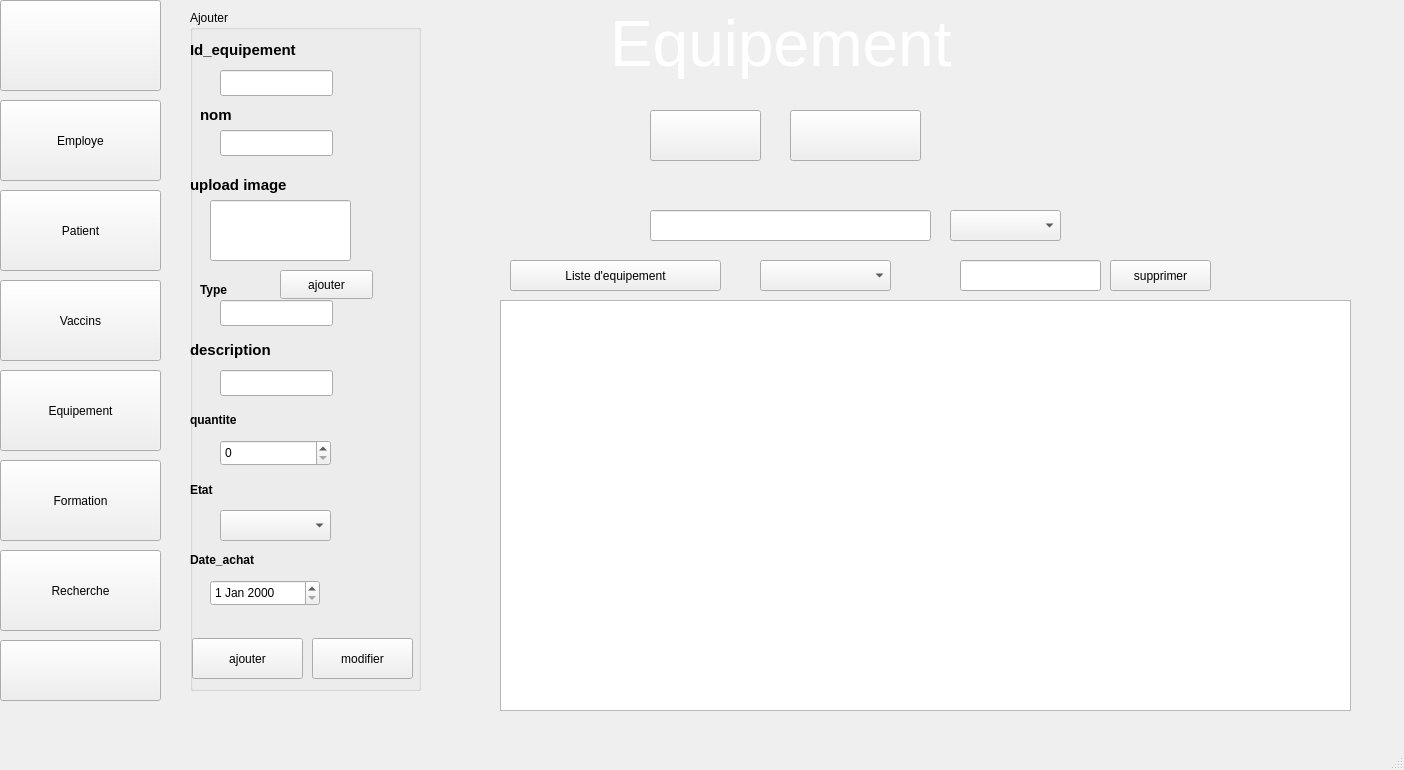
First picture: the form in mainwindow.ui, repository Sahar231/projetcpp, before the edit.
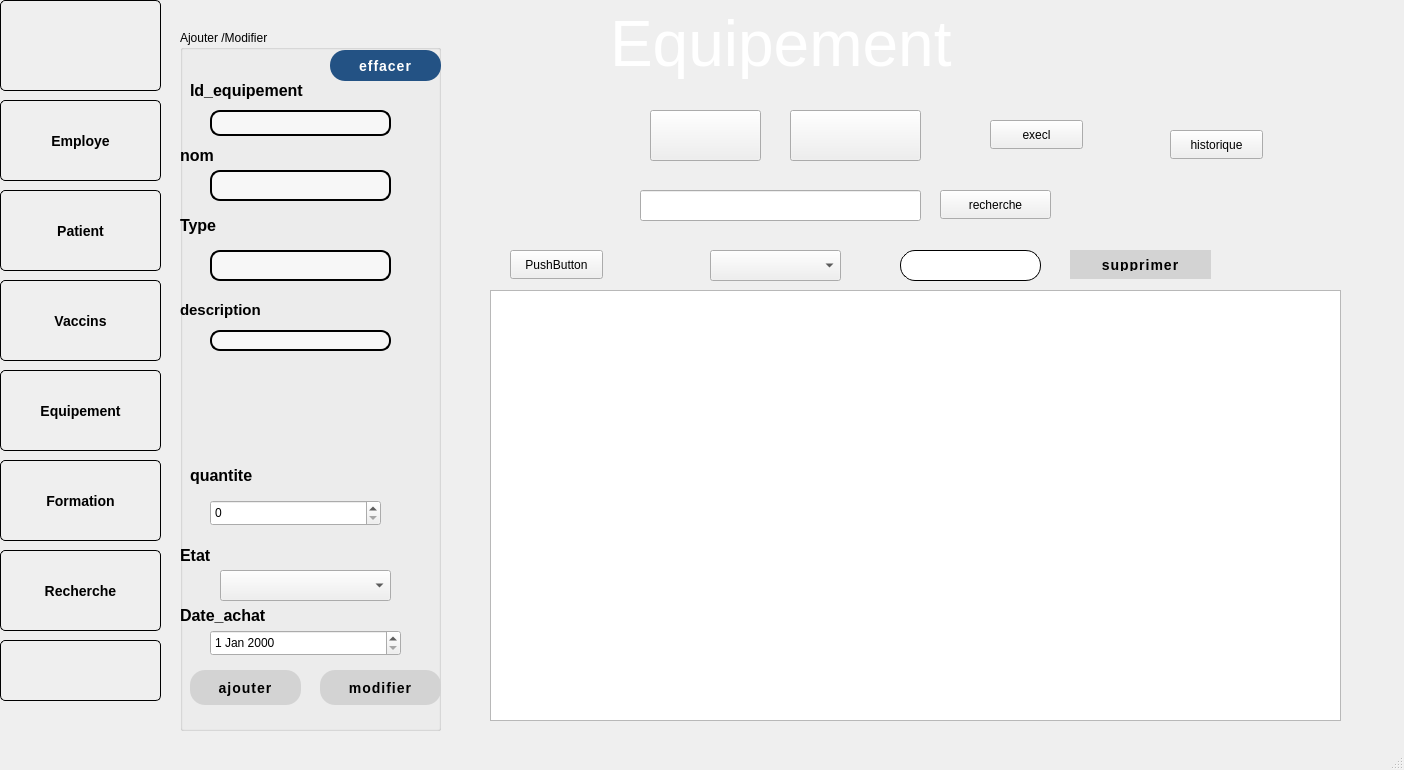
Second picture: the form after the edit. Icons and pictures are not drawn.

```diff
--- a/mainwindow.ui
+++ b/mainwindow.ui
@@ -10,6 +10,12 @@
     <height>770</height>
    </rect>
   </property>
+  <property name="minimumSize">
+   <size>
+    <width>1404</width>
+    <height>0</height>
+   </size>
+  </property>
   <property name="cursor">
    <cursorShape>ArrowCursor</cursorShape>
   </property>
@@ -23,21 +29,24 @@
    <widget class="QGroupBox" name="groupBox">
     <property name="geometry">
      <rect>
-      <x>190</x>
-      <y>10</y>
-      <width>231</width>
-      <height>681</height>
+      <x>180</x>
+      <y>30</y>
+      <width>261</width>
+      <height>701</height>
      </rect>
     </property>
+    <property name="styleSheet">
+     <string notr="true"/>
+    </property>
     <property name="title">
-     <string>Ajouter </string>
+     <string>Ajouter /Modifier </string>
     </property>
     <widget class="QLineEdit" name="lineEdit">
      <property name="geometry">
       <rect>
        <x>30</x>
-       <y>60</y>
-       <width>113</width>
+       <y>80</y>
+       <width>181</width>
        <height>26</height>
       </rect>
      </property>
@@ -47,13 +56,32 @@
        <height>0</height>
       </size>
      </property>
+     <property name="styleSheet">
+      <string notr="true">QLineEdit {
+    background-color: rgba(255, 255, 255, 150); /* Semi-transparent white */
+    border: 1.5px solid black; /* Black border */
+    border-radius: 10px;
+    color: black; /* Default text color */
+}
+
+QLineEdit:hover {
+    background-color: rgba(255, 255, 255, 180); /* Slightly less transparent on hover */
+    border: 2px solid black; /* Keep border black */
+    border-radius: 10px;
+}
+
+</string>
+     </property>
+     <property name="text">
+      <string/>
+     </property>
     </widget>
     <widget class="QLabel" name="label">
      <property name="geometry">
       <rect>
-       <x>0</x>
-       <y>20</y>
-       <width>141</width>
+       <x>10</x>
+       <y>40</y>
+       <width>181</width>
        <height>41</height>
       </rect>
      </property>
@@ -61,16 +89,16 @@
       <string notr="true">font: italic 9pt &quot;Comic Sans MS&quot;;</string>
      </property>
      <property name="text">
-      <string>&lt;html&gt;&lt;head/&gt;&lt;body&gt;&lt;p&gt;&lt;span style=&quot; font-size:11pt; font-weight:700;&quot;&gt;Id_equipement&lt;/span&gt;&lt;/p&gt;&lt;/body&gt;&lt;/html&gt;</string>
+      <string>&lt;html&gt;&lt;head/&gt;&lt;body&gt;&lt;p&gt;&lt;span style=&quot; font-size:12pt; font-weight:700;&quot;&gt;Id_equipement&lt;/span&gt;&lt;/p&gt;&lt;/body&gt;&lt;/html&gt;</string>
      </property>
     </widget>
     <widget class="QLineEdit" name="lineEdit_2">
      <property name="geometry">
       <rect>
        <x>30</x>
-       <y>120</y>
-       <width>113</width>
-       <height>26</height>
+       <y>140</y>
+       <width>181</width>
+       <height>31</height>
       </rect>
      </property>
      <property name="minimumSize">
@@ -79,6 +107,25 @@
        <height>0</height>
       </size>
      </property>
+     <property name="styleSheet">
+      <string notr="true">QLineEdit {
+    background-color: rgba(255, 255, 255, 150); /* Semi-transparent white */
+    border: 2px solid black; /* Black border */
+    border-radius: 10px;
+    color: black; /* Default text color */
+}
+
+QLineEdit:hover {
+    background-color: rgba(255, 255, 255, 180); /* Slightly less transparent on hover */
+    border: 2px solid black; /* Keep border black */
+    border-radius: 10px;
+}
+
+</string>
+     </property>
+     <property name="text">
+      <string/>
+     </property>
     </widget>
     <widget class="QLabel" name="label_7">
      <property name="geometry">
@@ -97,9 +144,9 @@
      <property name="geometry">
       <rect>
        <x>30</x>
-       <y>290</y>
-       <width>113</width>
-       <height>26</height>
+       <y>220</y>
+       <width>181</width>
+       <height>31</height>
       </rect>
      </property>
      <property name="minimumSize">
@@ -108,14 +155,30 @@
        <height>0</height>
       </size>
      </property>
+     <property name="styleSheet">
+      <string notr="true">QLineEdit {
+    background-color: rgba(255, 255, 255, 150); /* Semi-transparent white */
+    border: 2px solid black; /* Black border */
+    border-radius: 10px;
+    color: black; /* Default text color */
+}
+
+QLineEdit:hover {
+    background-color: rgba(255, 255, 255, 180); /* Slightly less transparent on hover */
+    border: 2px solid black; /* Keep border black */
+    border-radius: 10px;
+}
+
+</string>
+     </property>
     </widget>
     <widget class="QLineEdit" name="lineEdit_5">
      <property name="geometry">
       <rect>
        <x>30</x>
-       <y>360</y>
-       <width>113</width>
-       <height>26</height>
+       <y>300</y>
+       <width>181</width>
+       <height>21</height>
       </rect>
      </property>
      <property name="minimumSize">
@@ -124,13 +187,29 @@
        <height>0</height>
       </size>
      </property>
+     <property name="styleSheet">
+      <string notr="true">QLineEdit {
+    background-color: rgba(255, 255, 255, 150); /* Semi-transparent white */
+    border: 2px solid black; /* Black border */
+    border-radius: 10px;
+    color: black; /* Default text color */
+}
+
+QLineEdit:hover {
+    background-color: rgba(255, 255, 255, 180); /* Slightly less transparent on hover */
+    border: 2px solid black; /* Keep border black */
+    border-radius: 10px;
+}
+
+</string>
+     </property>
     </widget>
     <widget class="QComboBox" name="comboBox">
      <property name="geometry">
       <rect>
-       <x>30</x>
-       <y>500</y>
-       <width>111</width>
+       <x>40</x>
+       <y>540</y>
+       <width>171</width>
        <height>31</height>
       </rect>
      </property>
@@ -140,14 +219,17 @@
        <height>0</height>
       </size>
      </property>
+     <property name="styleSheet">
+      <string notr="true"/>
+     </property>
     </widget>
     <widget class="QPushButton" name="pushButton_4">
      <property name="geometry">
       <rect>
-       <x>2</x>
-       <y>628</y>
+       <x>10</x>
+       <y>640</y>
        <width>111</width>
-       <height>41</height>
+       <height>35</height>
       </rect>
      </property>
      <property name="minimumSize">
@@ -156,6 +238,34 @@
        <height>0</height>
       </size>
      </property>
+     <property name="styleSheet">
+      <string notr="true">QPushButton {
+    background-color: #D3D3D3;  /* Gris moyen élégant */
+    color: black;
+    border: none;
+    border-radius: 15px;
+    padding: 8px 16px;
+    font-size: 14px;
+    font-weight: bold;
+    letter-spacing: 1px;
+    transition: background-color 0.3s, transform 0.1s;
+}
+
+QPushButton:hover {
+    background-color: #616161;  /* Gris foncé au survol */
+}
+
+QPushButton:pressed {
+    background-color: #424242;  /* Gris encore plus foncé quand pressé */
+    transform: scale(0.98);  /* Effet d’appui visuel */
+}
+
+QPushButton:disabled {
+    background-color: #bdbdbd;  /* Gris clair pour désactivé */
+    color: #eeeeee;
+}
+</string>
+     </property>
      <property name="text">
       <string>ajouter</string>
      </property>
@@ -163,8 +273,8 @@
     <widget class="QLabel" name="label_4">
      <property name="geometry">
       <rect>
-       <x>10</x>
-       <y>90</y>
+       <x>0</x>
+       <y>110</y>
        <width>81</width>
        <height>31</height>
       </rect>
@@ -173,15 +283,15 @@
       <string notr="true">font: italic 9pt &quot;Comic Sans MS&quot;;</string>
      </property>
      <property name="text">
-      <string>&lt;html&gt;&lt;head/&gt;&lt;body&gt;&lt;p&gt;&lt;span style=&quot; font-size:11pt; font-weight:700;&quot;&gt;nom&lt;/span&gt;&lt;/p&gt;&lt;/body&gt;&lt;/html&gt;</string>
+      <string>&lt;html&gt;&lt;head/&gt;&lt;body&gt;&lt;p&gt;&lt;span style=&quot; font-size:12pt; font-weight:700;&quot;&gt;nom&lt;/span&gt;&lt;/p&gt;&lt;/body&gt;&lt;/html&gt;</string>
      </property>
     </widget>
     <widget class="QSpinBox" name="spinBox">
      <property name="geometry">
       <rect>
        <x>30</x>
-       <y>430</y>
-       <width>111</width>
+       <y>470</y>
+       <width>171</width>
        <height>26</height>
       </rect>
      </property>
@@ -192,31 +302,12 @@
       </size>
      </property>
     </widget>
-    <widget class="QLineEdit" name="lineEdit_3">
+    <widget class="QDateEdit" name="dd">
      <property name="geometry">
       <rect>
-       <x>20</x>
-       <y>190</y>
-       <width>141</width>
-       <height>61</height>
-      </rect>
-     </property>
-     <property name="minimumSize">
-      <size>
-       <width>141</width>
-       <height>0</height>
-      </size>
-     </property>
-     <property name="styleSheet">
-      <string notr="true">image: url(:/new/prefix1/imageeq.jpg);</string>
-     </property>
-    </widget>
-    <widget class="QDateEdit" name="dateEdit">
-     <property name="geometry">
-      <rect>
-       <x>20</x>
-       <y>570</y>
-       <width>110</width>
+       <x>30</x>
+       <y>600</y>
+       <width>191</width>
        <height>26</height>
       </rect>
      </property>
@@ -227,62 +318,27 @@
       </size>
      </property>
     </widget>
-    <widget class="QPushButton" name="pushButton_3">
-     <property name="geometry">
-      <rect>
-       <x>122</x>
-       <y>628</y>
-       <width>101</width>
-       <height>41</height>
-      </rect>
-     </property>
-     <property name="minimumSize">
-      <size>
-       <width>93</width>
-       <height>0</height>
-      </size>
-     </property>
-     <property name="text">
-      <string>modifier</string>
-     </property>
-    </widget>
-    <widget class="QLabel" name="label_9">
-     <property name="geometry">
-      <rect>
-       <x>0</x>
-       <y>160</y>
-       <width>161</width>
-       <height>31</height>
-      </rect>
-     </property>
-     <property name="styleSheet">
-      <string notr="true">font: italic 9pt &quot;Comic Sans MS&quot;;</string>
-     </property>
-     <property name="text">
-      <string>&lt;html&gt;&lt;head/&gt;&lt;body&gt;&lt;p&gt;&lt;span style=&quot; font-size:11pt; font-weight:700;&quot;&gt;upload image&lt;/span&gt;&lt;/p&gt;&lt;/body&gt;&lt;/html&gt;</string>
-     </property>
-    </widget>
     <widget class="QLabel" name="label_11">
      <property name="geometry">
       <rect>
-       <x>10</x>
-       <y>270</y>
+       <x>0</x>
+       <y>180</y>
        <width>81</width>
-       <height>20</height>
+       <height>31</height>
       </rect>
      </property>
      <property name="styleSheet">
       <string notr="true">font: italic 9pt &quot;Comic Sans MS&quot;;</string>
      </property>
      <property name="text">
-      <string>&lt;html&gt;&lt;head/&gt;&lt;body&gt;&lt;p&gt;&lt;span style=&quot; font-weight:700;&quot;&gt;Type&lt;/span&gt;&lt;/p&gt;&lt;/body&gt;&lt;/html&gt;</string>
+      <string>&lt;html&gt;&lt;head/&gt;&lt;body&gt;&lt;p&gt;&lt;span style=&quot; font-size:12pt; font-weight:700;&quot;&gt;Type&lt;/span&gt;&lt;/p&gt;&lt;/body&gt;&lt;/html&gt;</string>
      </property>
     </widget>
     <widget class="QLabel" name="label_12">
      <property name="geometry">
       <rect>
        <x>0</x>
-       <y>320</y>
+       <y>260</y>
        <width>151</width>
        <height>41</height>
       </rect>
@@ -297,72 +353,155 @@
     <widget class="QLabel" name="label_13">
      <property name="geometry">
       <rect>
-       <x>0</x>
-       <y>400</y>
-       <width>81</width>
-       <height>20</height>
+       <x>10</x>
+       <y>430</y>
+       <width>121</width>
+       <height>31</height>
       </rect>
      </property>
      <property name="styleSheet">
       <string notr="true">font: italic 9pt &quot;Comic Sans MS&quot;;</string>
      </property>
      <property name="text">
-      <string>&lt;html&gt;&lt;head/&gt;&lt;body&gt;&lt;p&gt;&lt;span style=&quot; font-weight:700;&quot;&gt;quantite&lt;/span&gt;&lt;/p&gt;&lt;/body&gt;&lt;/html&gt;</string>
+      <string>&lt;html&gt;&lt;head/&gt;&lt;body&gt;&lt;p&gt;&lt;span style=&quot; font-size:12pt; font-weight:700;&quot;&gt;quantite&lt;/span&gt;&lt;/p&gt;&lt;/body&gt;&lt;/html&gt;</string>
      </property>
     </widget>
     <widget class="QLabel" name="label_14">
      <property name="geometry">
       <rect>
        <x>0</x>
-       <y>470</y>
+       <y>510</y>
        <width>81</width>
-       <height>20</height>
+       <height>31</height>
       </rect>
      </property>
      <property name="styleSheet">
       <string notr="true">font: italic 9pt &quot;Comic Sans MS&quot;;</string>
      </property>
      <property name="text">
-      <string>&lt;html&gt;&lt;head/&gt;&lt;body&gt;&lt;p&gt;&lt;span style=&quot; font-weight:700;&quot;&gt;Etat&lt;/span&gt;&lt;/p&gt;&lt;/body&gt;&lt;/html&gt;</string>
+      <string>&lt;html&gt;&lt;head/&gt;&lt;body&gt;&lt;p&gt;&lt;span style=&quot; font-size:12pt; font-weight:700;&quot;&gt;Etat&lt;/span&gt;&lt;/p&gt;&lt;/body&gt;&lt;/html&gt;</string>
      </property>
     </widget>
     <widget class="QLabel" name="label_15">
      <property name="geometry">
       <rect>
        <x>0</x>
-       <y>540</y>
-       <width>101</width>
-       <height>20</height>
+       <y>570</y>
+       <width>161</width>
+       <height>31</height>
       </rect>
      </property>
      <property name="styleSheet">
       <string notr="true">font: italic 9pt &quot;Comic Sans MS&quot;;</string>
      </property>
      <property name="text">
-      <string>&lt;html&gt;&lt;head/&gt;&lt;body&gt;&lt;p&gt;&lt;span style=&quot; font-weight:700;&quot;&gt;Date_achat&lt;/span&gt;&lt;/p&gt;&lt;/body&gt;&lt;/html&gt;</string>
+      <string>&lt;html&gt;&lt;head/&gt;&lt;body&gt;&lt;p&gt;&lt;span style=&quot; font-size:12pt; font-weight:700;&quot;&gt;Date_achat&lt;/span&gt;&lt;/p&gt;&lt;/body&gt;&lt;/html&gt;</string>
+     </property>
+    </widget>
+    <widget class="QPushButton" name="pushButton_3">
+     <property name="geometry">
+      <rect>
+       <x>140</x>
+       <y>640</y>
+       <width>121</width>
+       <height>35</height>
+      </rect>
+     </property>
+     <property name="minimumSize">
+      <size>
+       <width>93</width>
+       <height>0</height>
+      </size>
+     </property>
+     <property name="styleSheet">
+      <string notr="true">QPushButton {
+    background-color: #D3D3D3;  /* Gris moyen élégant */
+    color: black;
+    border: none;
+    border-radius: 15px;
+    padding: 8px 16px;
+   
+  font-size: 14px;
+    font-weight: bold;
+    letter-spacing: 1px;
+
+    transition: background-color 0.3s, transform 0.1s;
+}
+
+QPushButton:hover {
+    background-color: #616161;  /* Gris foncé au survol */
+}
+
+QPushButton:pressed {
+    background-color: #424242;  /* Gris encore plus foncé quand pressé */
+    transform: scale(0.98);  /* Effet d’appui visuel */
+}
+
+QPushButton:disabled {
+    background-color: #bdbdbd;  /* Gris clair pour désactivé */
+    color: #eeeeee;
+}
+</string>
+     </property>
+     <property name="text">
+      <string>modifier</string>
      </property>
     </widget>
     <widget class="QPushButton" name="pushButton_5">
      <property name="geometry">
       <rect>
-       <x>90</x>
-       <y>260</y>
-       <width>93</width>
-       <height>29</height>
+       <x>150</x>
+       <y>20</y>
+       <width>111</width>
+       <height>31</height>
       </rect>
      </property>
+     <property name="minimumSize">
+      <size>
+       <width>93</width>
+       <height>0</height>
+      </size>
+     </property>
+     <property name="styleSheet">
+      <string notr="true">QPushButton {
+    background-color: #235284;  /* Gris moyen élégant */
+    color: white;
+    border: none;
+    border-radius: 15px;
+    padding: 8px 16px;
+    font-size: 14px;
+    font-weight: bold;
+    letter-spacing: 1px;
+    transition: background-color 0.3s, transform 0.1s;
+}
+
+QPushButton:hover {
+    background-color: #616161;  /* Gris foncé au survol */
+}
+
+QPushButton:pressed {
+    background-color: #424242;  /* Gris encore plus foncé quand pressé */
+    transform: scale(0.98);  /* Effet d’appui visuel */
+}
+
+QPushButton:disabled {
+    background-color: #bdbdbd;  /* Gris clair pour désactivé */
+    color: #eeeeee;
+}
+</string>
+     </property>
      <property name="text">
-      <string>ajouter</string>
+      <string>effacer</string>
      </property>
     </widget>
    </widget>
    <widget class="QTableView" name="tableView">
     <property name="geometry">
      <rect>
-      <x>500</x>
-      <y>300</y>
+      <x>490</x>
+      <y>290</y>
       <width>851</width>
-      <height>411</height>
+      <height>431</height>
      </rect>
     </property>
     <property name="minimumSize">
@@ -377,6 +516,30 @@
       <height>16777215</height>
      </size>
     </property>
+    <property name="styleSheet">
+     <string notr="true">QTableView {
+        border: none;
+        gridline-color: black;
+
+      
+    }
+    QTableView::item { 
+        padding: 15px; 
+    }
+    QHeaderView::section {
+        background-color: white;
+        padding: 10px;
+        font-size: 11px;
+        border: none;
+       gridline-color: black;
+    }
+QTableView::item:hover {
+      background-color: #d3e0ea;
+     color: black;&quot;
+    }
+
+    </string>
+    </property>
     <property name="gridStyle">
      <enum>Qt::PenStyle::SolidLine</enum>
     </property>
@@ -387,8 +550,8 @@
    <widget class="QComboBox" name="trier">
     <property name="geometry">
      <rect>
-      <x>760</x>
-      <y>260</y>
+      <x>710</x>
+      <y>250</y>
       <width>131</width>
       <height>31</height>
      </rect>
@@ -397,18 +560,31 @@
    <widget class="QLineEdit" name="recherche">
     <property name="geometry">
      <rect>
-      <x>650</x>
-      <y>210</y>
+      <x>640</x>
+      <y>190</y>
       <width>281</width>
       <height>31</height>
      </rect>
     </property>
+    <property name="styleSheet">
+     <string notr="true">QLineEdit {
+           border: 0.5px solid black;
+         border-radius: 15px;
+        padding: px;
+
+         color: black;
+        }
+ QLineEdit:focus {
+           border: 1px solid #4A90E2;&quot;  
+         }
+   </string>
+    </property>
    </widget>
    <widget class="QLineEdit" name="supprimer">
     <property name="geometry">
      <rect>
-      <x>960</x>
-      <y>260</y>
+      <x>900</x>
+      <y>250</y>
       <width>141</width>
       <height>31</height>
      </rect>
@@ -420,32 +596,18 @@
      </size>
     </property>
     <property name="styleSheet">
-     <string notr="true">image: url(:/new/prefix1/imageeq.jpg);</string>
-    </property>
-   </widget>
-   <widget class="QPushButton" name="pushButton_2">
-    <property name="geometry">
-     <rect>
-      <x>1110</x>
-      <y>260</y>
-      <width>101</width>
-      <height>31</height>
-     </rect>
-    </property>
-    <property name="minimumSize">
-     <size>
-      <width>101</width>
-      <height>0</height>
-     </size>
-    </property>
-    <property name="maximumSize">
-     <size>
-      <width>101</width>
-      <height>16777215</height>
-     </size>
-    </property>
-    <property name="text">
-     <string>supprimer</string>
+     <string notr="true">QLineEdit {
+    border: 0.5px solid black;
+    border-radius: 15px;
+    padding: 5px;
+    color: black;
+}
+
+QLineEdit:focus {
+    border: 1px solid #4A90E2; /* Change border color when focused */
+    background-color: #f0f8ff; /* Optional: lighter background on focus */
+}
+</string>
     </property>
    </widget>
    <widget class="QLabel" name="label_10">
@@ -464,16 +626,6 @@
      <string>&lt;html&gt;&lt;head/&gt;&lt;body&gt;&lt;p&gt;&lt;span style=&quot; font-size:48pt; color:#ffffff;&quot;&gt;Equipement&lt;/span&gt;&lt;/p&gt;&lt;/body&gt;&lt;/html&gt;</string>
     </property>
    </widget>
-   <widget class="QComboBox" name="comboBox_3">
-    <property name="geometry">
-     <rect>
-      <x>950</x>
-      <y>210</y>
-      <width>111</width>
-      <height>31</height>
-     </rect>
-    </property>
-   </widget>
    <widget class="QPushButton" name="btnemploye">
     <property name="geometry">
      <rect>
@@ -492,6 +644,22 @@
     <property name="whatsThis">
      <string>&lt;html&gt;&lt;head/&gt;&lt;body&gt;&lt;p&gt;&lt;span style=&quot; font-weight:700;&quot;&gt;employe&lt;/span&gt;&lt;/p&gt;&lt;/body&gt;&lt;/html&gt;</string>
     </property>
+    <property name="styleSheet">
+     <string notr="true">QPushButton {
+    border: 0.5px solid black;
+    border-radius: 5px;
+    padding: 10px;
+    font-weight: bold; /* Texte en gras */
+    font-size: 14px;
+}
+
+QPushButton:hover,
+QPushButton:pressed {
+    background-color: #D3D3D3;
+    border: 0.5px solid black;
+}
+</string>
+    </property>
     <property name="text">
      <string>Employe</string>
     </property>
@@ -511,6 +679,22 @@
       <height>0</height>
      </size>
     </property>
+    <property name="styleSheet">
+     <string notr="true">QPushButton {
+    border: 0.5px solid black;
+    border-radius: 5px;
+    padding: 10px;
+    font-weight: bold; /* Texte en gras */
+    font-size: 14px;
+}
+
+QPushButton:hover,
+QPushButton:pressed {
+    background-color: #D3D3D3;
+    border: 0.5px solid black;
+}
+</string>
+    </property>
     <property name="text">
      <string>Patient</string>
     </property>
@@ -524,6 +708,22 @@
       <height>81</height>
      </rect>
     </property>
+    <property name="styleSheet">
+     <string notr="true">QPushButton {
+    border: 0.5px solid black;
+    border-radius: 5px;
+    padding: 10px;
+    font-weight: bold; /* Texte en gras */
+    font-size: 14px;
+}
+
+QPushButton:hover,
+QPushButton:pressed {
+    background-color: #D3D3D3;
+    border: 0.5px solid black;
+}
+</string>
+    </property>
     <property name="text">
      <string>Vaccins</string>
     </property>
@@ -537,6 +737,22 @@
       <height>81</height>
      </rect>
     </property>
+    <property name="styleSheet">
+     <string notr="true">QPushButton {
+    border: 0.5px solid black;
+    border-radius: 5px;
+    padding: 10px;
+    font-weight: bold; /* Texte en gras */
+    font-size: 14px;
+}
+
+QPushButton:hover,
+QPushButton:pressed {
+    background-color: #D3D3D3;
+    border: 0.5px solid black;
+}
+</string>
+    </property>
     <property name="text">
      <string>Equipement</string>
     </property>
@@ -550,6 +766,22 @@
       <height>81</height>
      </rect>
     </property>
+    <property name="styleSheet">
+     <string notr="true">QPushButton {
+    border: 0.5px solid black;
+    border-radius: 5px;
+    padding: 10px;
+    font-weight: bold; /* Texte en gras */
+    font-size: 14px;
+}
+
+QPushButton:hover,
+QPushButton:pressed {
+    background-color: #D3D3D3;
+    border: 0.5px solid black;
+}
+</string>
+    </property>
     <property name="text">
      <string>Formation</string>
     </property>
@@ -563,6 +795,22 @@
       <height>81</height>
      </rect>
     </property>
+    <property name="styleSheet">
+     <string notr="true">QPushButton {
+    border: 0.5px solid black;
+    border-radius: 5px;
+    padding: 10px;
+    font-weight: bold; /* Texte en gras */
+    font-size: 14px;
+}
+
+QPushButton:hover,
+QPushButton:pressed {
+    background-color: #D3D3D3;
+    border: 0.5px solid black;
+}
+</string>
+    </property>
     <property name="text">
      <string>Recherche</string>
     </property>
@@ -576,6 +824,23 @@
       <height>61</height>
      </rect>
     </property>
+    <property name="styleSheet">
+     <string notr="true">QPushButton {
+    border: 0.5px solid black;
+    border-radius: 5px;
+    padding: 10px;
+    font-weight: bold; /* Texte en gras */
+    font-size: 14px;
+}
+
+QPushButton:hover,
+QPushButton:pressed {
+    background-color: #D3D3D3;
+    border: 0.5px solid black;
+}
+
+</string>
+    </property>
     <property name="text">
      <string/>
     </property>
@@ -589,6 +854,22 @@
       <height>91</height>
      </rect>
     </property>
+    <property name="styleSheet">
+     <string notr="true">QPushButton {
+    border: 0.5px solid black;
+    border-radius: 5px;
+    padding: 10px;
+    font-weight: bold; /* Texte en gras */
+    font-size: 14px;
+}
+
+QPushButton:hover,
+QPushButton:pressed {
+    background-color: #D3D3D3;
+    border: 0.5px solid black;
+}
+</string>
+    </property>
     <property name="text">
      <string/>
     </property>
@@ -625,23 +906,103 @@
      <string/>
     </property>
    </widget>
+   <widget class="QPushButton" name="pushButton_2">
+    <property name="geometry">
+     <rect>
+      <x>1070</x>
+      <y>250</y>
+      <width>141</width>
+      <height>29</height>
+     </rect>
+    </property>
+    <property name="minimumSize">
+     <size>
+      <width>0</width>
+      <height>29</height>
+     </size>
+    </property>
+    <property name="styleSheet">
+     <string notr="true">QPushButton {
+    background-color:#D3D3D3; /* Gris moyen élégant */
+    color: black;
+    border: none;
+    border-radius: 15px;
+    padding: 8px 16px;
+    font-size: 14px;
+    font-weight: bold;
+    letter-spacing: 1px;
+    transition: background-color 0.3s, transform 0.1s;
+}
+
+QPushButton:hover {
+    background-color: #616161;  /* Gris foncé au survol */
+}
+
+QPushButton:pressed {
+    background-color: #424242;  /* Gris encore plus foncé quand pressé */
+    transform: scale(0.98);  /* Effet d’appui visuel */
+}
+
+QPushButton:disabled {
+    background-color: #bdbdbd;  /* Gris clair pour désactivé */
+    color: #eeeeee;
+}
+</string>
+    </property>
+    <property name="text">
+     <string>supprimer</string>
+    </property>
+   </widget>
+   <widget class="QPushButton" name="recherche_2">
+    <property name="geometry">
+     <rect>
+      <x>940</x>
+      <y>190</y>
+      <width>111</width>
+      <height>29</height>
+     </rect>
+    </property>
+    <property name="text">
+     <string>recherche</string>
+    </property>
+   </widget>
+   <widget class="QPushButton" name="pushButton_6">
+    <property name="geometry">
+     <rect>
+      <x>990</x>
+      <y>120</y>
+      <width>93</width>
+      <height>29</height>
+     </rect>
+    </property>
+    <property name="text">
+     <string>execl</string>
+    </property>
+   </widget>
+   <widget class="QPushButton" name="pushButton_7">
+    <property name="geometry">
+     <rect>
+      <x>1170</x>
+      <y>130</y>
+      <width>93</width>
+      <height>29</height>
+     </rect>
+    </property>
+    <property name="text">
+     <string>historique</string>
+    </property>
+   </widget>
    <widget class="QPushButton" name="pushButton">
     <property name="geometry">
      <rect>
       <x>510</x>
-      <y>260</y>
-      <width>211</width>
-      <height>31</height>
+      <y>250</y>
+      <width>93</width>
+      <height>29</height>
      </rect>
     </property>
-    <property name="maximumSize">
-     <size>
-      <width>211</width>
-      <height>31</height>
-     </size>
-    </property>
     <property name="text">
-     <string>Liste d'equipement</string>
+     <string>PushButton</string>
     </property>
    </widget>
    <zorder>groupBox</zorder>
```
Left out of the diff: 19 changed lines with no effect on the pictures.
